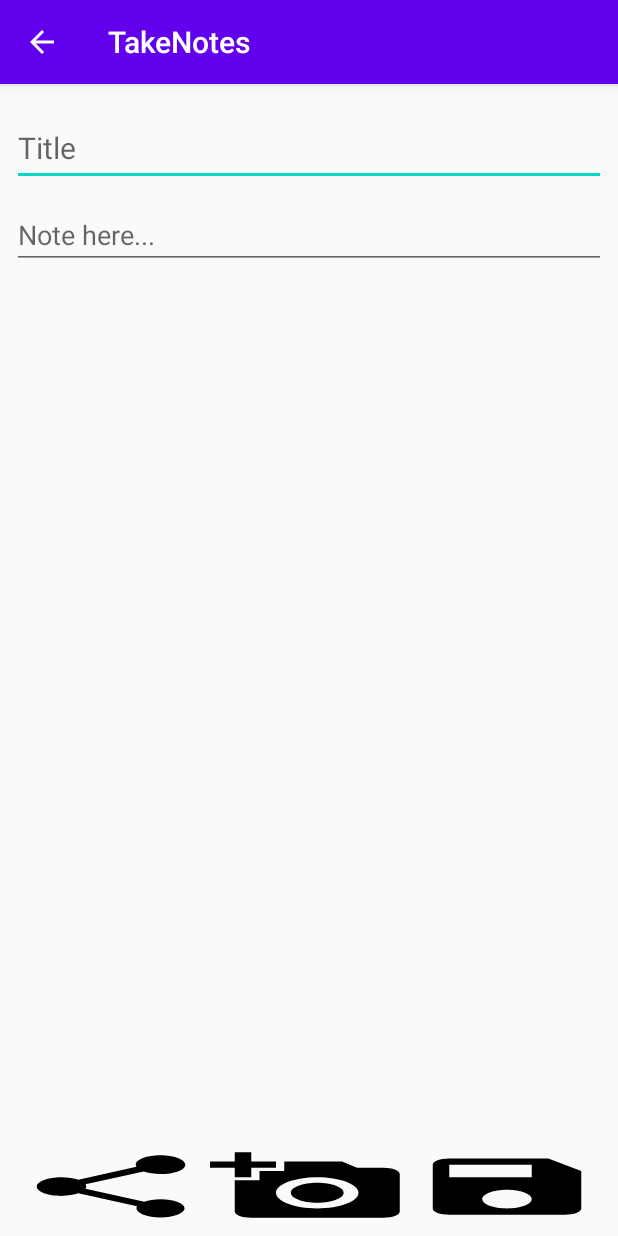
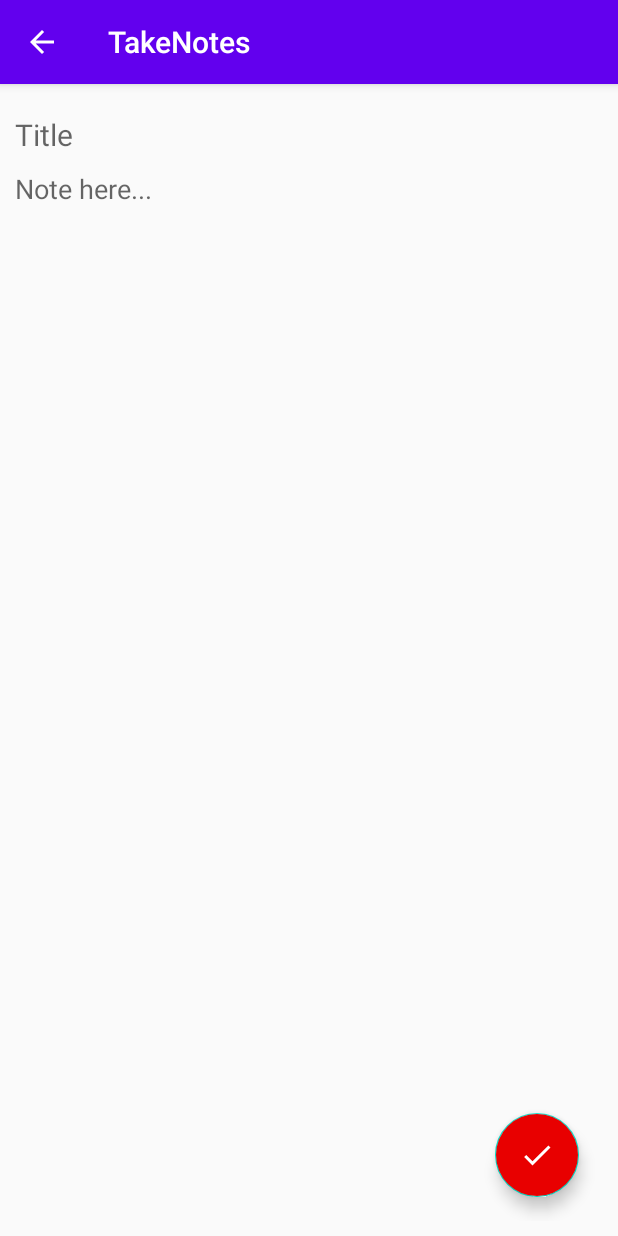
Before and after one commit to dipu989/Take-Notes, an Android app: the screen it shows after launch (NewNoteActivity), after a tap on an icon or button, on a phone screen of 412 x 824 dp. Run offline under Robolectric (Android 15) with nearby library versions, the phone set to English and light mode, and no system bars; our stand-ins replace ButterKnife.

Commit message:
:lipstick: Improve UI of add note and main activity.
:construction: OnBackPressed feature.

:lipstick: Improve ui of application.

:lipstick: Improve UI of activites

```diff
--- a/app/src/main/AndroidManifest.xml
+++ b/app/src/main/AndroidManifest.xml
@@ -13,7 +13,8 @@
         android:theme="@style/AppTheme">
         <activity android:name=".Activity.DisplayNoteActivity"></activity>
         <activity android:name=".Activity.TrashActivity" />
-        <activity android:name=".Activity.NewNoteActivity" />
+        <activity android:name=".Activity.NewNoteActivity"
+            android:windowSoftInputMode="adjustResize"/>
         <activity android:name=".Activity.SettingsActivity" />
         <activity android:name=".Activity.SplashActivity" />
         <activity
--- a/app/src/main/java/com/example/takenotes/Activity/NewNoteActivity.java
+++ b/app/src/main/java/com/example/takenotes/Activity/NewNoteActivity.java
@@ -6,19 +6,13 @@ import androidx.appcompat.app.AppCompatActivity;
 import android.content.Intent;
 import android.database.Cursor;
 import android.os.Bundle;
-import android.os.Environment;
-import android.util.Log;
 import android.view.View;
-import android.widget.Button;
 import android.widget.EditText;
 import android.widget.Toast;
 
 import com.example.takenotes.R;
 import com.example.takenotes.Utils.DatabaseUtil;
-
-import java.io.File;
-import java.io.FileOutputStream;
-import java.io.OutputStreamWriter;
+import com.google.android.material.floatingactionbutton.FloatingActionButton;
 
 import butterknife.BindView;
 import butterknife.ButterKnife;
@@ -38,7 +32,9 @@ public class NewNoteActivity extends AppCompatActivity {
     Button saveNote;
    */
 
-    private Button saveBtn;
+    private String title, body;
+
+    private FloatingActionButton saveBtn;
 
     @Override
     protected void onCreate(Bundle savedInstanceState) {
@@ -50,6 +46,8 @@ public class NewNoteActivity extends AppCompatActivity {
         saveBtn = findViewById(R.id.save_note);
         noteTitle = findViewById(R.id.note_title);
         noteBody = findViewById(R.id.note_body);
+        title = noteTitle.getText().toString();
+        body = noteBody.getText().toString();
         myDb = new DatabaseUtil(this);
     }
 
@@ -74,11 +72,33 @@ public class NewNoteActivity extends AppCompatActivity {
         }
 
         Intent intent = new Intent(this, MainActivity.class);
+        intent.addFlags(Intent.FLAG_ACTIVITY_CLEAR_TOP);
         startActivity(intent);
 
         noteTitle.setText("");
         noteBody.setText("");
 
+    }
+
+    @Override
+    public void onBackPressed() {
+        super.onBackPressed();
+        if (!(noteTitle.getText().toString().matches("") && noteBody.getText().toString().matches(""))) {
+            saveNote(noteTitle.getText().toString(), noteBody.getText().toString());
+        }
+    }
+
+    public void saveNote(String title, String body) {
+        boolean isInserted = myDb.insertData(title, body);
+        if (isInserted == true) {
+            Toast.makeText(this, "Note added", Toast.LENGTH_SHORT).show();
+            Intent intent = new Intent(this, MainActivity.class);
+            intent.addFlags(Intent.FLAG_ACTIVITY_CLEAR_TOP);
+            startActivity(intent);
+            finish();
+        } else {
+            Toast.makeText(this, "Failed", Toast.LENGTH_SHORT).show();
+        }
     }
 
     public void deleteNotes(View view) {
@@ -102,13 +122,11 @@ public class NewNoteActivity extends AppCompatActivity {
     }
 
     public void showMessage(String title, String message) {
-
         AlertDialog.Builder builder = new AlertDialog.Builder(this);
         builder.setCancelable(true);
         builder.setTitle(title);
         builder.setMessage(message);
         builder.show();
-
     }
 
 }
--- a/app/src/main/java/com/example/takenotes/Fragment/NotesFragment.java
+++ b/app/src/main/java/com/example/takenotes/Fragment/NotesFragment.java
@@ -40,8 +40,8 @@ public class NotesFragment extends Fragment {
     private String mParam1;
     private String mParam2;
 
-    RecyclerView.Adapter adapter;
-    List<Note> notessss;
+    private RecyclerView.Adapter adapter;
+    private List<Note> notes;
 
     public NotesFragment() {
         // Required empty public constructor
@@ -83,10 +83,10 @@ public class NotesFragment extends Fragment {
         recyclerView.setHasFixedSize(true);
         recyclerView.setLayoutManager(new LinearLayoutManager(rootView.getContext()));
         DatabaseUtil db = new DatabaseUtil(rootView.getContext());
-        notessss = db.getAllNotes();
+        notes = db.getAllNotes();
 
-        if (notessss.size() != 0) {
-            adapter = new NoteAdapter(rootView.getContext(), notessss, ((MainActivity)this.getActivity()));
+        if (notes.size() != 0) {
+            adapter = new NoteAdapter(rootView.getContext(), notes);
             adapter.notifyDataSetChanged();
             recyclerView.setAdapter(adapter);
         }
--- /dev/null
+++ b/app/src/main/res/drawable/color_cursor.xml
@@ -0,0 +1,6 @@
+<?xml version="1.0" encoding="utf-8"?>
+
+<shape xmlns:android="http://schemas.android.com/apk/res/android" >
+    <size android:width="1.5dp" />
+    <solid android:color="#000000"  />
+</shape>
--- /dev/null
+++ b/app/src/main/res/drawable/ic_add_white_24dp.xml
@@ -0,0 +1,5 @@
+<vector android:height="24dp" android:tint="#FFFFFF"
+    android:viewportHeight="24.0" android:viewportWidth="24.0"
+    android:width="24dp" xmlns:android="http://schemas.android.com/apk/res/android">
+    <path android:fillColor="#FF000000" android:pathData="M19,13h-6v6h-2v-6H5v-2h6V5h2v6h6v2z"/>
+</vector>
--- /dev/null
+++ b/app/src/main/res/drawable/ic_check_white_24dp.xml
@@ -0,0 +1,5 @@
+<vector android:height="24dp" android:tint="#FFFFFF"
+    android:viewportHeight="24.0" android:viewportWidth="24.0"
+    android:width="24dp" xmlns:android="http://schemas.android.com/apk/res/android">
+    <path android:fillColor="#FF000000" android:pathData="M9,16.17L4.83,12l-1.42,1.41L9,19 21,7l-1.41,-1.41z"/>
+</vector>
--- a/app/src/main/res/layout/activity_new_note.xml
+++ b/app/src/main/res/layout/activity_new_note.xml
@@ -4,22 +4,19 @@
     xmlns:tools="http://schemas.android.com/tools"
     android:layout_width="match_parent"
     android:layout_height="match_parent"
-    tools:context=".Activity.NewNoteActivity">
-
-    <RelativeLayout
-        android:layout_width="match_parent"
-        android:layout_height="match_parent"
-        android:layout_margin="8dp"
-        android:orientation="vertical">
+    tools:context=".Activity.NewNoteActivity"
+    android:layout_margin="10dp">
 
         <EditText
             android:id="@+id/note_title"
             android:layout_width="match_parent"
-            android:layout_height="50dp"
+            android:layout_height="wrap_content"
             android:layout_marginTop="10dp"
             android:hint="Title"
             android:textColor="#47423d"
-            android:textSize="20dp"></EditText>
+            android:textSize="20dp"
+            android:background="@null"
+            android:textCursorDrawable="@drawable/color_cursor"></EditText>
 
         <EditText
             android:id="@+id/note_body"
@@ -27,9 +24,11 @@
             android:layout_height="wrap_content"
             android:layout_below="@+id/note_title"
             android:layout_marginTop="10dp"
-            android:hint="Note here..."></EditText>
+            android:hint="Note here..."
+            android:background="@null"
+            android:textCursorDrawable="@drawable/color_cursor"></EditText>
 
-        <RelativeLayout
+       <!-- <RelativeLayout
             android:id="@+id/layout_footer"
             android:layout_width="match_parent"
             android:layout_height="wrap_content"
@@ -67,8 +66,18 @@
 
             </LinearLayout>
 
-        </RelativeLayout>
+        </RelativeLayout> -->
 
-    </RelativeLayout>
+        <com.google.android.material.floatingactionbutton.FloatingActionButton
+            android:id="@+id/save_note"
+            android:layout_width="wrap_content"
+            android:layout_height="wrap_content"
+            android:layout_alignParentRight="true"
+            android:layout_alignParentBottom="true"
+            android:layout_margin="16dp"
+            android:src="@drawable/ic_check_white_24dp"
+            android:onClick="saveNote"
+            android:backgroundTint="@color/red">
+        </com.google.android.material.floatingactionbutton.FloatingActionButton>
 
 </RelativeLayout>
```
Also changed, not shown: app/src/main/java/com/example/takenotes/Adapter/NoteAdapter.java (+2 -7 lines), app/src/main/res/drawable/ic_add_black_24dp.xml (deleted, +0 -9 lines), app/src/main/res/layout/activity_display_note.xml (+7 -10 lines), app/src/main/res/layout/fragment_notes.xml (+3 -4 lines).
